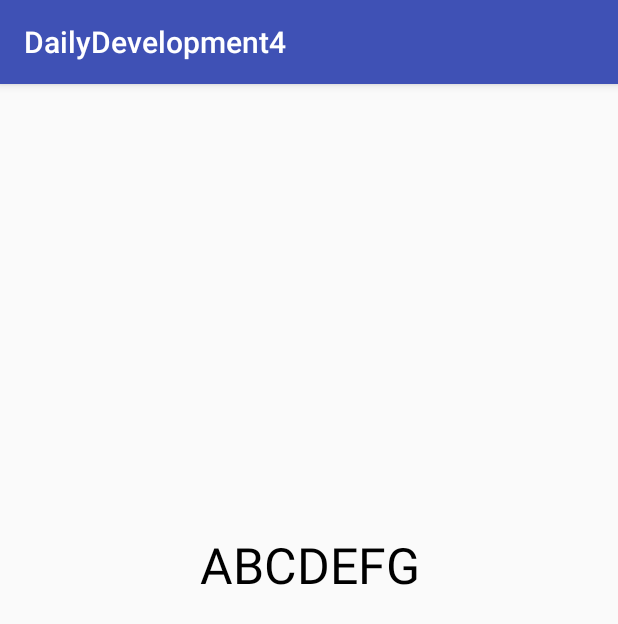
After one commit to caofengbin/DailyDevelopment4, an Android app: the DrawTextActivity screen opened directly, with no data from a screen before it, on a phone screen of 412 x 824 dp. The commit adds this screen. Shown: the top 624 px of the screen. Run offline under Robolectric (Android 15) with nearby library versions, the phone set to English and light mode, and no system bars.

Commit message:
add code about draw paint

```diff
--- a/app/src/main/AndroidManifest.xml
+++ b/app/src/main/AndroidManifest.xml
@@ -76,6 +76,8 @@
 
         <activity android:name=".example5.download.TestDownloadActivity">
         </activity>
+        <activity android:name=".example6.drawtext.DrawTextActivity">
+        </activity>
     </application>
 
 </manifest>
--- a/app/src/main/java/cfb/com/dailydevelopment4/MainActivity.java
+++ b/app/src/main/java/cfb/com/dailydevelopment4/MainActivity.java
@@ -13,6 +13,7 @@ import cfb.com.dailydevelopment4.example2.service.ServiceActivity;
 import cfb.com.dailydevelopment4.example3.bindservice.BindServiceActivity;
 import cfb.com.dailydevelopment4.example4.okhttp.UseOkHttpActivity;
 import cfb.com.dailydevelopment4.example5.download.TestDownloadActivity;
+import cfb.com.dailydevelopment4.example6.drawtext.DrawTextActivity;
 
 public class MainActivity extends AppCompatActivity implements AdapterView.OnItemClickListener {
 
@@ -54,6 +55,7 @@ public class MainActivity extends AppCompatActivity implements AdapterView.OnIte
                 startIntent(TestDownloadActivity.class);
 				break;
 			case 5:
+                startIntent(DrawTextActivity.class);
 				break;
 			case 6:
 				break;
--- /dev/null
+++ b/app/src/main/java/cfb/com/dailydevelopment4/example6/drawtext/DrawTextActivity.java
@@ -0,0 +1,15 @@
+package cfb.com.dailydevelopment4.example6.drawtext;
+
+import android.os.Bundle;
+import android.support.v7.app.AppCompatActivity;
+
+import cfb.com.dailydevelopment4.R;
+
+public class DrawTextActivity extends AppCompatActivity {
+
+    @Override
+    protected void onCreate(Bundle savedInstanceState) {
+        super.onCreate(savedInstanceState);
+        setContentView(R.layout.activity_draw_text);
+    }
+}
--- /dev/null
+++ b/app/src/main/java/cfb/com/dailydevelopment4/example6/drawtext/DrawTextView.java
@@ -0,0 +1,80 @@
+package cfb.com.dailydevelopment4.example6.drawtext;
+
+import android.content.Context;
+import android.graphics.Canvas;
+import android.graphics.Color;
+import android.graphics.Paint;
+import android.graphics.Typeface;
+import android.util.AttributeSet;
+import android.util.Log;
+import android.view.View;
+
+/**
+ * Created by fengbincao on 2017/5/17.
+ */
+
+public class DrawTextView extends View {
+
+    private Paint paint;
+
+    public DrawTextView(Context context) {
+        super(context);
+        initView();
+    }
+
+    public DrawTextView(Context context, AttributeSet attrs) {
+        super(context, attrs);
+        initView();
+    }
+
+    public DrawTextView(Context context, AttributeSet attrs,
+                        int defStyleAttr) {
+        super(context, attrs, defStyleAttr);
+        initView();
+    }
+
+    private void initView() {
+        paint = new Paint();
+        paint.setColor(Color.BLACK);//颜色
+        paint.setStyle(Paint.Style.STROKE);//设置样式
+        paint.setAntiAlias(true); //是否使用抗锯齿功能
+        paint.setTextSize(50); //设置字体大小
+        paint.setTypeface(Typeface.DEFAULT);
+    }
+
+    @Override
+    protected void onDraw(Canvas canvas) {
+        super.onDraw(canvas);
+
+        Paint.FontMetrics mMetrics = paint.getFontMetrics();
+        Log.e("test", "top=" + mMetrics.top);
+        Log.e("test", "ascent=" + mMetrics.ascent);
+        Log.e("test", "descent=" + mMetrics.descent);
+        Log.e("test", "bottom=" + mMetrics.bottom);
+        Log.e("test", "leading=" + mMetrics.leading);
+
+        Log.e("test", "getHeight()=" + canvas.getHeight());
+
+        // 文本(要绘制的内容)
+        String str = "ABCDEFG";
+        paint.measureText(str);
+
+        // 参数分别为 (文本 基线x 基线y 画笔)
+        canvas.drawText(str, 200, 500, paint);
+
+
+
+        //drawTextByCenter(str,0, 0, canvas, paint );
+    }
+
+    public void drawTextByCenter(String text, float x, float y, Canvas canvas, Paint paint) {
+        Paint tempPaint = new Paint(paint);             // 创建一个临时画笔,防止影响原来画笔的状态
+        tempPaint.setTextAlign(Paint.Align.CENTER);     // 设置文本对齐方式为居中
+
+        // 通过y计算出baseline的位置
+        float baseline = y - (tempPaint.descent() + tempPaint.ascent()) / 2;
+
+        canvas.drawText(text, x, baseline, tempPaint);  //绘制文本
+    }
+
+}
--- /dev/null
+++ b/app/src/main/res/layout/activity_draw_text.xml
@@ -0,0 +1,14 @@
+<?xml version="1.0" encoding="utf-8"?>
+<RelativeLayout
+    android:id="@+id/activity_draw_text"
+    xmlns:android="http://schemas.android.com/apk/res/android"
+    xmlns:tools="http://schemas.android.com/tools"
+    android:layout_width="match_parent"
+    android:layout_height="match_parent"
+    tools:context="cfb.com.dailydevelopment4.example6.drawtext.DrawTextActivity">
+
+    <cfb.com.dailydevelopment4.example6.drawtext.DrawTextView
+        android:layout_width="match_parent"
+        android:layout_height="match_parent"/>
+
+</RelativeLayout>
--- a/app/src/main/res/values/strings.xml
+++ b/app/src/main/res/values/strings.xml
@@ -6,7 +6,7 @@
         <item>(3)Activity与Service交互</item>
         <item>(4)OkHttp的基本使用</item>
         <item>(5)断点续传的下载功能实现</item>
-        <item>(6)</item>
+        <item>(6)DrawText</item>
         <item>(7)</item>
         <item>(8)</item>
         <item>(9)</item>
```
